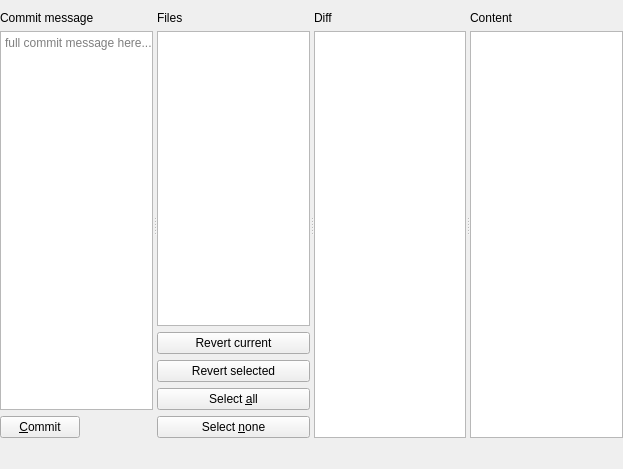
codepointerapp/codepointer, file src/plugins/git/CommitForm.ui: the form before one commit.
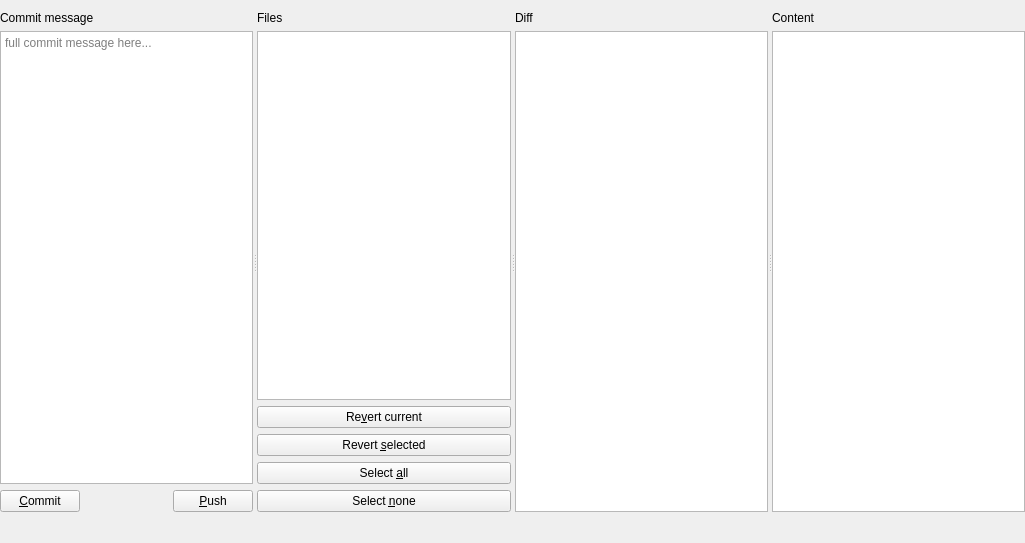
The form after the commit.

Commit message:
git: make the error message selectable
If you get a message from git, you might want to copy that and search online.

What changed in the file:
```diff
--- a/src/plugins/git/CommitForm.ui
+++ b/src/plugins/git/CommitForm.ui
@@ -6,8 +6,8 @@
    <rect>
     <x>0</x>
     <y>0</y>
-    <width>623</width>
-    <height>469</height>
+    <width>1025</width>
+    <height>543</height>
    </rect>
   </property>
   <property name="windowTitle">
@@ -66,6 +66,16 @@
            </property>
           </spacer>
          </item>
+         <item>
+          <widget class="QPushButton" name="pushButton">
+           <property name="toolTip">
+            <string>Push to default branch</string>
+           </property>
+           <property name="text">
+            <string>&amp;Push</string>
+           </property>
+          </widget>
+         </item>
         </layout>
        </item>
       </layout>
@@ -85,14 +95,14 @@
        <item>
         <widget class="QPushButton" name="revertCurrentButton">
          <property name="text">
-          <string>Revert current</string>
+          <string>Re&amp;vert current</string>
          </property>
         </widget>
        </item>
        <item>
         <widget class="QPushButton" name="revertSelectedButton">
          <property name="text">
-          <string>Revert selected</string>
+          <string>Revert &amp;selected</string>
          </property>
         </widget>
        </item>
```
Left out of the diff: 3 changed lines with no effect on the pictures.
